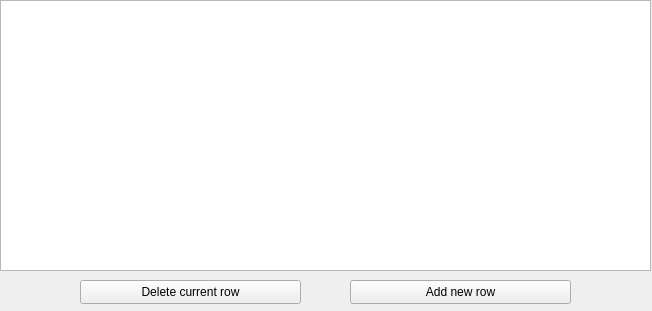
This is books.ui in Cenadar/facultyarchive as Qt 5 draws it before an edit. The edited form follows.
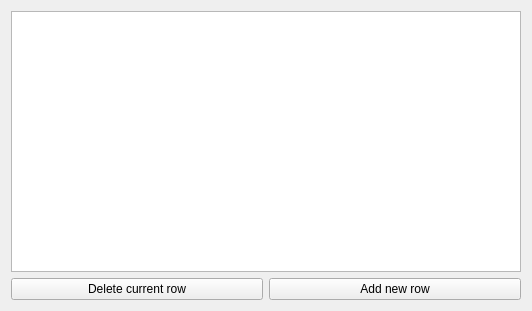
This is the edited form.

Commit message: Added sections "books" and "departments"

Diff of the .ui file:
```diff
--- a/books.ui
+++ b/books.ui
@@ -6,49 +6,40 @@
    <rect>
     <x>0</x>
     <y>0</y>
-    <width>652</width>
+    <width>532</width>
     <height>311</height>
    </rect>
   </property>
   <property name="windowTitle">
    <string>Form</string>
   </property>
-  <widget class="QTableView" name="tableView">
-   <property name="geometry">
-    <rect>
-     <x>0</x>
-     <y>0</y>
-     <width>651</width>
-     <height>271</height>
-    </rect>
-   </property>
-  </widget>
+  <layout class="QHBoxLayout" name="horizontalLayout_2">
+   <item>
+    <layout class="QVBoxLayout" name="verticalLayout">
+     <item>
+      <widget class="QTableView" name="tableView"/>
+     </item>
+     <item>
+      <layout class="QHBoxLayout" name="horizontalLayout">
+       <item>
   <widget class="QPushButton" name="delButton">
-   <property name="geometry">
-    <rect>
-     <x>80</x>
-     <y>280</y>
-     <width>221</width>
-     <height>24</height>
-    </rect>
-   </property>
    <property name="text">
     <string>Delete current row</string>
    </property>
   </widget>
+       </item>
+       <item>
   <widget class="QPushButton" name="addButton">
-   <property name="geometry">
-    <rect>
-     <x>350</x>
-     <y>280</y>
-     <width>221</width>
-     <height>24</height>
-    </rect>
-   </property>
    <property name="text">
     <string>Add new row</string>
    </property>
   </widget>
+       </item>
+      </layout>
+     </item>
+    </layout>
+   </item>
+  </layout>
  </widget>
  <resources/>
  <connections/>
```
Lines whose indentation alone changed are shown as unchanged. The commit also changes 17 other files.
